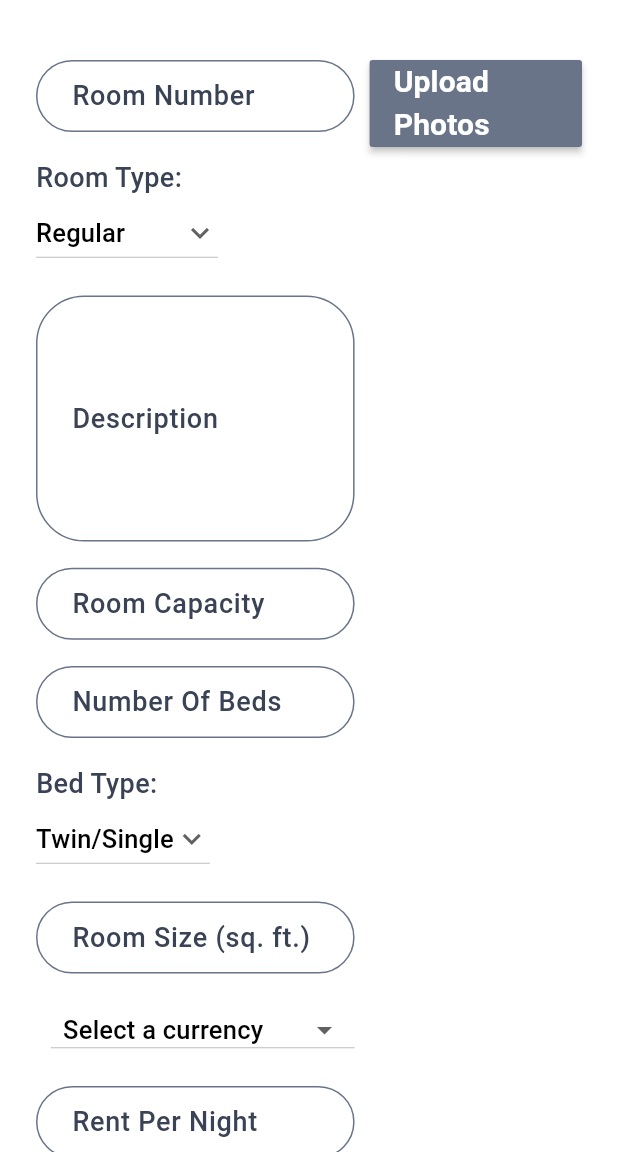
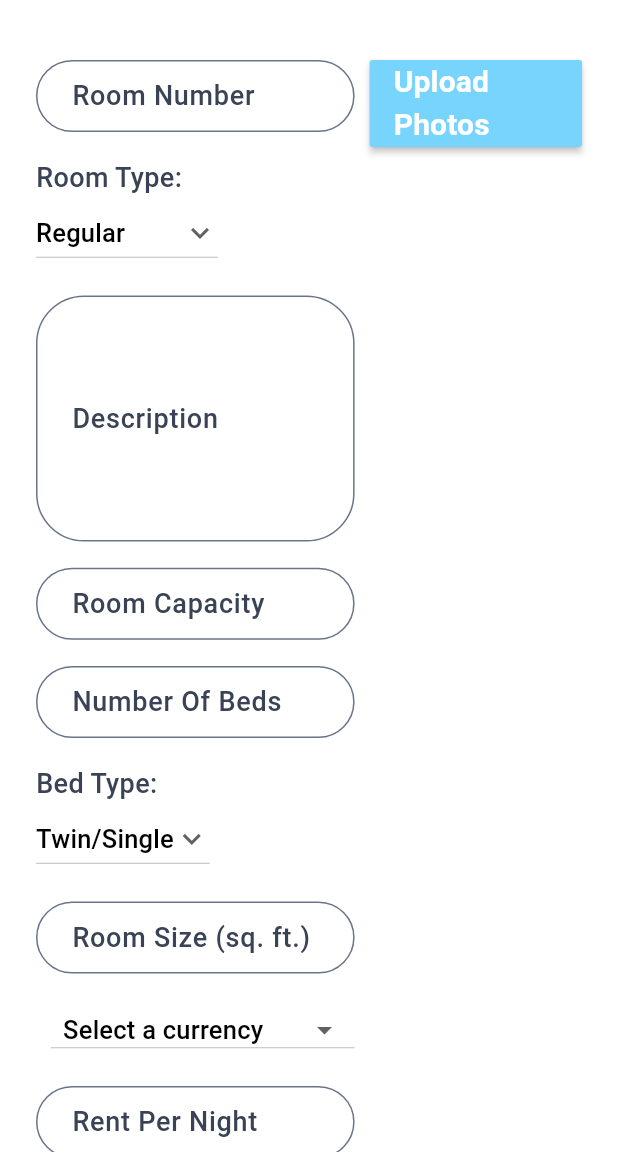
Before and after one commit to aunshpatel/the_hotel_app, a Flutter app: the AddNewRoom screen opened by its route, on a phone screen of 412 x 824 dp, the part 84-1236 px from its top. Run offline on Flutter 3.47's test engine with Material 3 defaults, Android fonts, the phone set to English and light mode, and no system bars; drawn by our look-alikes of dropdown_button2; our stand-ins replace carousel_slider, cloud_firestore, firebase_auth, firebase_core, firebase_storage, image_picker and 1 more; accounts and stored records are empty.

Commit message:
UI update

```diff
--- a/lib/common_pages/login_screen.dart
+++ b/lib/common_pages/login_screen.dart
@@ -200,7 +200,7 @@ class _LoginScreenState extends State<LoginScreen> {
                 mainAxisAlignment: MainAxisAlignment.center,
                 children: [
                   Container(
-                    width: 200,
+                    // width: 200,
                     decoration: BoxDecoration(
                       color:  isDarkModeEnabled == false ? kThemeBlueColor : kThemeBlackColor,
                       borderRadius: BorderRadius.circular(30.0),
--- a/lib/common_pages/profile_page.dart
+++ b/lib/common_pages/profile_page.dart
@@ -234,7 +234,7 @@ class _ProfilePageState extends State<ProfilePage> {
                 mainAxisAlignment: MainAxisAlignment.center,
                 children: [
                   Container(
-                    width: 200,
+                    // width: 200,
                     decoration: BoxDecoration(
                       color:  isDarkModeEnabled == false ? kThemeBlueColor : kThemeBlackColor,
                       borderRadius: BorderRadius.circular(30.0),
@@ -255,7 +255,9 @@ class _ProfilePageState extends State<ProfilePage> {
                             prefs.setBool('isDarkModeEnabled', isDarkModeEnabled);
                           },);
                         },
-                        child: isDarkModeEnabled == false ? Text('Enable Dark Mode',  style: kButtonBlackTextSize18) : Text('Enable Light Mode',  style:  isDarkModeEnabled == false ? kButtonBlackTextSize18 : kButtonBlueTextSize18),
+                        child: Center(
+                          child: isDarkModeEnabled == false ? Text('Enable Dark Mode',  style: kButtonBlackTextSize18) : Text('Enable Light Mode',  style:  isDarkModeEnabled == false ? kButtonBlackTextSize18 : kButtonBlueTextSize18),
+                        ),
                       ),
                     ),
                   ),
--- a/lib/staff_pages/add_new_room.dart
+++ b/lib/staff_pages/add_new_room.dart
@@ -631,7 +631,7 @@ class _AddNewRoomState extends State<AddNewRoom> {
                               onPressed: isUploadButtonDisabled == true ? () => {
                                 commonAlertBox(context, 'WARNING', 'You can not upload more than 6 images.')
                               } : photoSelector,
-                              color:  isDarkModeEnabled == false ? kLightTitleColor : kDarkTitleColor,
+                              color:  isDarkModeEnabled == false ? kThemeBlueColor : kThemeBlackColor,
                               child: Text('Upload Photos',style: isDarkModeEnabled == false ? kWhiteBoldTextSize20 : kBlueBoldTextSize20,),
                             ),
 
@@ -686,7 +686,7 @@ class _AddNewRoomState extends State<AddNewRoom> {
                     height: 17,
                   ),
                   RoundedButton(
-                    colour:kDarkTitleColor,
+                    colour: isDarkModeEnabled == false ? kThemeBlueColor : kThemeBlackColor,
                     title:'Add New Room',
                     onPress:_addNewRoomButton,
                     txtStyle: isDarkModeEnabled == false ? kButtonBlackTextSize24 : kButtonBlueTextSize24,
```
